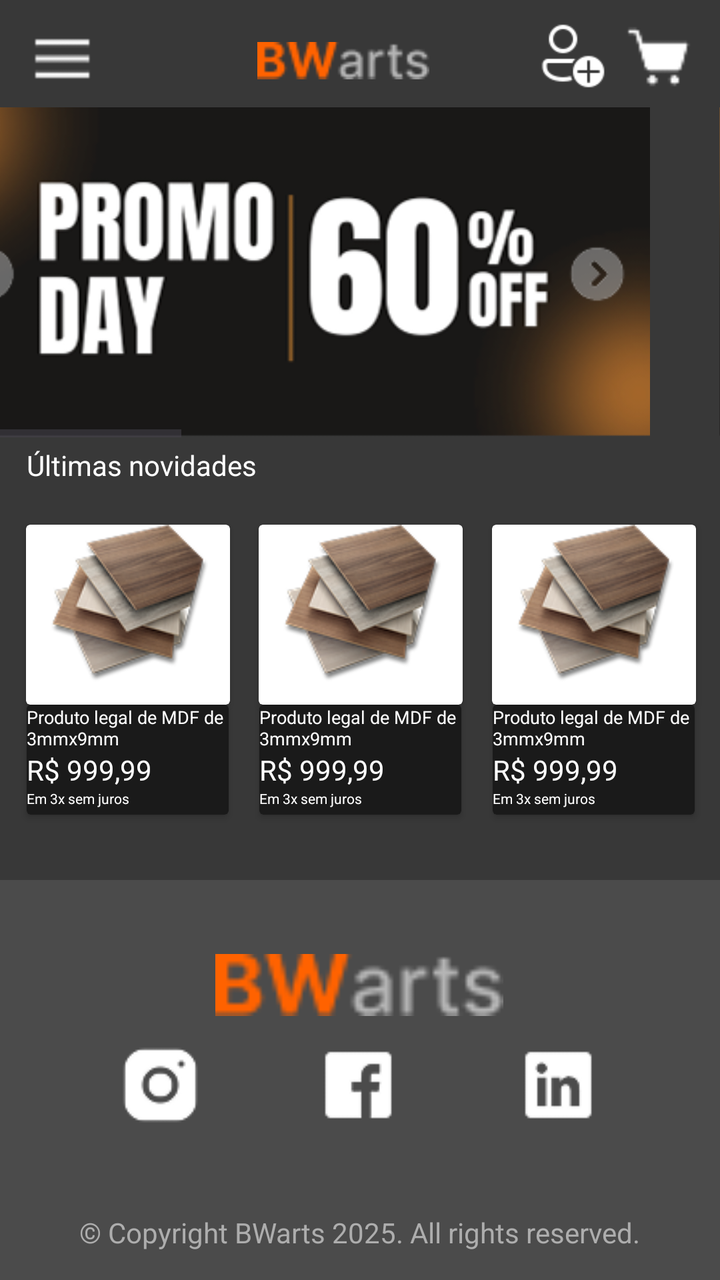
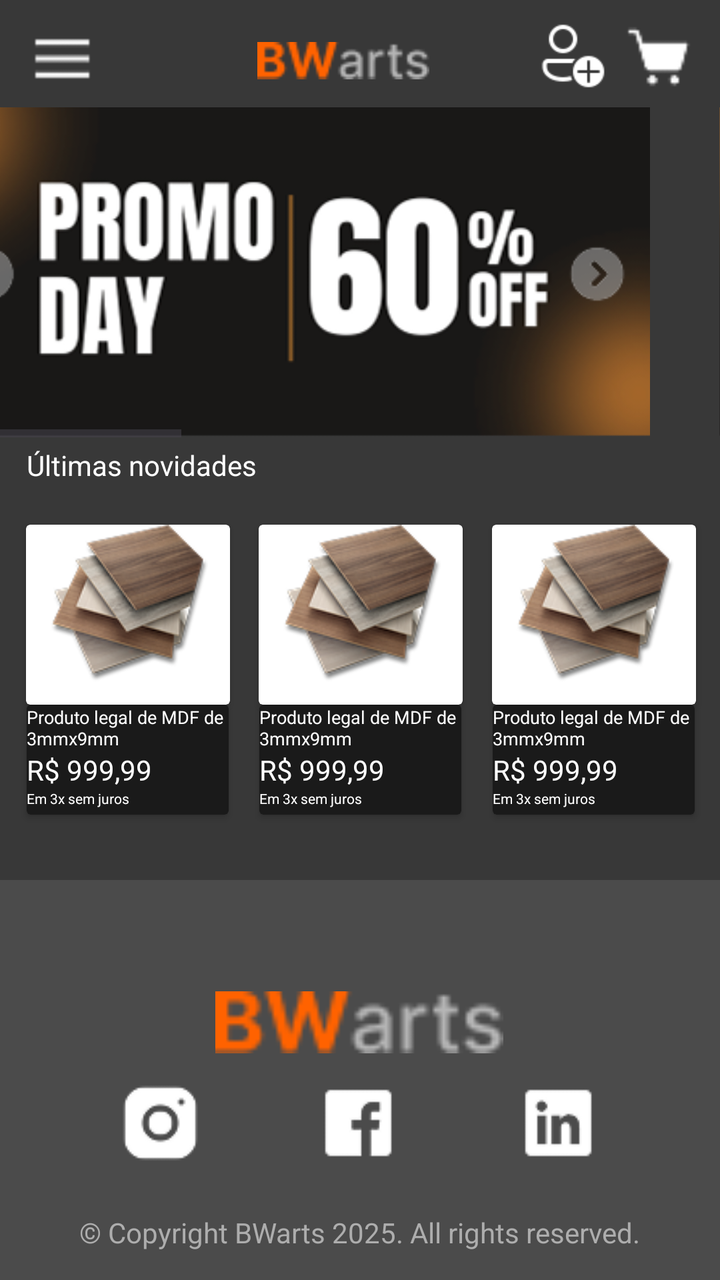

Two renders of the same Android screen: before a commit and after it. Below are the layout's source before the change and the commit's diff.
<!-- AndroidManifest.xml: application theme Theme.BWartsMaker -->
<!-- res/layout/activity_main.xml -->
<?xml version="1.0" encoding="utf-8"?>
<androidx.constraintlayout.widget.ConstraintLayout xmlns:android="http://schemas.android.com/apk/res/android"
    xmlns:app="http://schemas.android.com/apk/res-auto"
    xmlns:tools="http://schemas.android.com/tools"
    android:id="@+id/main"
    android:layout_width="match_parent"
    android:layout_height="match_parent"
    android:background="#FA353535">

    <androidx.cardview.widget.CardView
        android:id="@+id/cardView"
        android:layout_width="102dp"
        android:layout_height="90dp"
        app:cardCornerRadius="2dp"
        app:layout_constraintBottom_toBottomOf="parent"
        app:layout_constraintEnd_toEndOf="parent"
        app:layout_constraintHorizontal_bias="0.954"
        app:layout_constraintStart_toStartOf="parent"
        app:layout_constraintTop_toTopOf="parent"
        app:layout_constraintVertical_bias="0.477">

        <ImageView
            android:id="@+id/imageView6"
            android:layout_width="match_parent"
            android:layout_height="79dp"
            app:srcCompat="@drawable/produto" />
    </androidx.cardview.widget.CardView>

    <ImageView
        android:id="@+id/cadastroLogo"
        android:layout_width="45dp"
        android:layout_height="34dp"
        android:src="@drawable/cadastro"
        app:layout_constraintBottom_toBottomOf="parent"
        app:layout_constraintEnd_toEndOf="parent"
        app:layout_constraintHorizontal_bias="0.838"
        app:layout_constraintStart_toStartOf="parent"
        app:layout_constraintTop_toTopOf="parent"
        app:layout_constraintVertical_bias="0.018" />

    <ImageView
        android:id="@+id/imageView3"
        android:layout_width="86dp"
        android:layout_height="34dp"
        android:src="@drawable/logo"
        app:layout_constraintBottom_toBottomOf="parent"
        app:layout_constraintEnd_toEndOf="parent"
        app:layout_constraintHorizontal_bias="0.47"
        app:layout_constraintStart_toStartOf="parent"
        app:layout_constraintTop_toTopOf="parent"
        app:layout_constraintVertical_bias="0.022" />

    <ImageView
        android:id="@+id/imageView4"
        android:layout_width="33dp"
        android:layout_height="34dp"
        android:src="@drawable/carrinho"
        app:layout_constraintBottom_toBottomOf="parent"
        app:layout_constraintEnd_toEndOf="parent"
        app:layout_constraintHorizontal_bias="0.957"
        app:layout_constraintStart_toStartOf="parent"
        app:layout_constraintTop_toTopOf="parent"
        app:layout_constraintVertical_bias="0.02" />

    <ImageView
        android:id="@+id/imageView5"
        android:layout_width="35dp"
        android:layout_height="32dp"
        android:src="@drawable/menu"
        app:layout_constraintBottom_toBottomOf="parent"
        app:layout_constraintEnd_toEndOf="parent"
        app:layout_constraintHorizontal_bias="0.042"
        app:layout_constraintStart_toStartOf="parent"
        app:layout_constraintTop_toTopOf="parent"
        app:layout_constraintVertical_bias="0.022" />

    <HorizontalScrollView
        android:labelFor="@+id/banner"
        android:id="@+id/horizontalScrollView"
        android:layout_width="411dp"
        android:layout_height="165dp"
        app:layout_constraintBottom_toBottomOf="parent"
        app:layout_constraintEnd_toEndOf="parent"
        app:layout_constraintHorizontal_bias="1.0"
        app:layout_constraintStart_toStartOf="parent"
        app:layout_constraintTop_toTopOf="parent"
        app:layout_constraintVertical_bias="0.113">

        <LinearLayout
            android:layout_width="wrap_content"
            android:layout_height="match_parent"
            android:orientation="horizontal">

            <ImageView
                android:id="@+id/imageView10"
                android:layout_width="wrap_content"
                android:layout_height="wrap_content"
                android:src="@drawable/banner1"
                tools:layout_editor_absoluteX="40dp"
                tools:layout_editor_absoluteY="141dp" />

            <ImageView
                android:id="@+id/imageView13"
                android:layout_width="wrap_content"
                android:layout_height="wrap_content"
                android:src="@drawable/banner1" />

            <androidx.appcompat.widget.Toolbar
                android:id="@+id/toolbar2"
                android:layout_width="409dp"
                android:layout_height="wrap_content"
                android:background="#FA494949"
                android:minHeight="?attr/actionBarSize"
                android:theme="?attr/actionBarTheme" />

        </LinearLayout>


    </HorizontalScrollView>

    <TextView
        android:id="@+id/textView2"
        android:layout_width="wrap_content"
        android:layout_height="wrap_content"
        android:text="Últimas novidades"
        android:textColor="#FFFFFF"
        app:layout_constraintBottom_toBottomOf="parent"
        app:layout_constraintEnd_toEndOf="parent"
        app:layout_constraintHorizontal_bias="0.054"
        app:layout_constraintStart_toStartOf="parent"
        app:layout_constraintTop_toTopOf="parent"
        app:layout_constraintVertical_bias="0.359" />

    <androidx.cardview.widget.CardView
        android:id="@+id/cardView1"
        android:layout_width="102dp"
        android:layout_height="90dp"
        app:cardCornerRadius="2dp"
        app:layout_constraintBottom_toBottomOf="parent"
        app:layout_constraintEnd_toEndOf="parent"
        app:layout_constraintHorizontal_bias="0.051"
        app:layout_constraintStart_toStartOf="parent"
        app:layout_constraintTop_toTopOf="parent"
        app:layout_constraintVertical_bias="0.477">

        <ImageView
            android:id="@+id/imageView100"
            android:layout_width="match_parent"
            android:layout_height="79dp"
            app:srcCompat="@drawable/produto" />
    </androidx.cardview.widget.CardView>

    <androidx.cardview.widget.CardView
        android:layout_width="101dp"
        android:layout_height="55dp"
        app:cardBackgroundColor="#1A1A1A"
        app:cardCornerRadius="2dp"
        app:layout_constraintBottom_toBottomOf="parent"
        app:layout_constraintEnd_toEndOf="parent"
        app:layout_constraintHorizontal_bias="0.051"
        app:layout_constraintStart_toStartOf="parent"
        app:layout_constraintTop_toBottomOf="@+id/cardView"
        app:layout_constraintVertical_bias="0.0">

        <LinearLayout
            android:layout_width="match_parent"
            android:layout_height="match_parent"
            android:orientation="vertical">

            <TextView
                android:id="@+id/textView192"
                android:layout_width="match_parent"
                android:layout_height="wrap_content"
                android:text="Produto legal de MDF de 3mmx9mm"
                android:textColor="#FFFFFF"
                android:textColorLink="#F2F2F2"
                android:textSize="9dp" />

            <TextView
                android:id="@+id/textView6"
                android:layout_width="match_parent"
                android:layout_height="wrap_content"
                android:text="R$ 999,99"
                android:textColor="#FFFFFF" />

            <TextView
                android:id="@+id/textView7"
                android:layout_width="match_parent"
                android:layout_height="10dp"
                android:text="Em 3x sem juros"
                android:textColor="#FFFFFF"
                android:textSize="7dp" />

        </LinearLayout>


    </androidx.cardview.widget.CardView>

    <androidx.cardview.widget.CardView
        android:id="@+id/cardView3"
        android:layout_width="101dp"
        android:layout_height="55dp"
        app:cardBackgroundColor="#1A1A1A"
        app:cardCornerRadius="2dp"
        app:layout_constraintBottom_toBottomOf="parent"
        app:layout_constraintEnd_toEndOf="parent"
        app:layout_constraintHorizontal_bias="0.500"
        app:layout_constraintStart_toStartOf="parent"
        app:layout_constraintTop_toBottomOf="@+id/cardView"
        app:layout_constraintVertical_bias="0.0">

        <LinearLayout
            android:layout_width="match_parent"
            android:layout_height="match_parent"
            android:orientation="vertical">

            <TextView
                android:id="@+id/textView"
                android:layout_width="wrap_content"
                android:layout_height="wrap_content"
                android:text="Produto legal de MDF de 3mmx9mm"
                android:textColor="#FFFFFF"
                android:textColorLink="#F2F2F2"
                android:textSize="9dp" />

            <TextView
                android:id="@+id/textView3"
                android:layout_width="wrap_content"
                android:layout_height="wrap_content"
                android:text="R$ 999,99"
                android:textColor="#FFFFFF" />

            <TextView
                android:id="@+id/textView1200"
                android:layout_width="match_parent"
                android:layout_height="10dp"
                android:text="Em 3x sem juros"
                android:textColor="#FFFFFF"
                android:textSize="7dp" />

        </LinearLayout>
    </androidx.cardview.widget.CardView>

    <androidx.cardview.widget.CardView
        android:layout_width="101dp"
        android:layout_height="55dp"
        app:cardBackgroundColor="#1A1A1A"
        app:cardCornerRadius="2dp"
        app:layout_constraintBottom_toBottomOf="parent"
        app:layout_constraintEnd_toEndOf="parent"
        app:layout_constraintHorizontal_bias="0.951"
        app:layout_constraintStart_toStartOf="parent"
        app:layout_constraintTop_toBottomOf="@+id/cardView"
        app:layout_constraintVertical_bias="0.0">

        <LinearLayout
            android:layout_width="match_parent"
            android:layout_height="match_parent"
            android:orientation="vertical">

            <TextView
                android:id="@+id/textView1"
                android:layout_width="wrap_content"
                android:layout_height="wrap_content"
                android:text="Produto legal de MDF de 3mmx9mm"
                android:textColor="#FFFFFF"
                android:textColorLink="#F2F2F2"
                android:textSize="9dp" />

            <TextView
                android:id="@+id/textView5"
                android:layout_width="wrap_content"
                android:layout_height="wrap_content"
                android:text="R$ 999,99"
                android:textColor="#FFFFFF" />

            <TextView
                android:id="@+id/textView4"
                android:layout_width="match_parent"
                android:layout_height="10dp"
                android:text="Em 3x sem juros"
                android:textColor="#FFFFFF"
                android:textSize="7dp" />

        </LinearLayout>

    </androidx.cardview.widget.CardView>

    <androidx.cardview.widget.CardView
        android:id="@+id/cardView2"
        android:layout_width="102dp"
        android:layout_height="90dp"
        app:cardCornerRadius="2dp"
        app:layout_constraintBottom_toBottomOf="parent"
        app:layout_constraintEnd_toEndOf="parent"
        app:layout_constraintHorizontal_bias="0.501"
        app:layout_constraintStart_toStartOf="parent"
        app:layout_constraintTop_toTopOf="parent"
        app:layout_constraintVertical_bias="0.477">

        <ImageView
            android:id="@+id/imageView1000"
            android:layout_width="match_parent"
            android:layout_height="79dp"
            app:srcCompat="@drawable/produto" />
    </androidx.cardview.widget.CardView>

    <com.google.android.material.bottomappbar.BottomAppBar
        android:id="@+id/bottomAppBar"
        android:layout_width="409dp"
        android:layout_height="200dp"
        android:layout_gravity="bottom"
        app:backgroundTint="#4B4B4B"
        app:layout_constraintBottom_toBottomOf="parent"
        app:layout_constraintEnd_toEndOf="parent"
        app:layout_constraintHorizontal_bias="0.0"
        app:layout_constraintStart_toStartOf="parent"
        app:layout_constraintTop_toTopOf="parent"
        app:layout_constraintVertical_bias="1.0"
        tools:ignore="BottomAppBar" />

    <TextView
        android:id="@+id/direitosCadastro3"
        android:layout_width="wrap_content"
        android:layout_height="wrap_content"
        android:text="@string/copyright"
        android:textColor="#ADADAD"
        app:layout_constraintBottom_toBottomOf="parent"
        app:layout_constraintEnd_toEndOf="parent"
        app:layout_constraintHorizontal_bias="0.496"
        app:layout_constraintStart_toStartOf="parent"
        app:layout_constraintTop_toTopOf="parent"
        app:layout_constraintVertical_bias="0.977" />

    <ImageView
        android:id="@+id/imageView7"
        android:layout_width="144dp"
        android:layout_height="69dp"
        app:layout_constraintBottom_toBottomOf="parent"
        app:layout_constraintEnd_toEndOf="parent"
        app:layout_constraintHorizontal_bias="0.498"
        app:layout_constraintStart_toStartOf="parent"
        app:layout_constraintTop_toTopOf="parent"
        app:layout_constraintVertical_bias="0.802"
        app:srcCompat="@drawable/logo" />

    <ImageView
        android:id="@+id/imageView8"
        android:layout_width="wrap_content"
        android:layout_height="wrap_content"
        app:layout_constraintBottom_toBottomOf="@+id/bottomAppBar"
        app:layout_constraintEnd_toEndOf="parent"
        app:layout_constraintHorizontal_bias="0.497"
        app:layout_constraintStart_toStartOf="parent"
        app:layout_constraintTop_toTopOf="parent"
        app:layout_constraintVertical_bias="0.874"
        app:srcCompat="@drawable/redes" />



</androidx.constraintlayout.widget.ConstraintLayout>
<!-- resources referenced by this layout -->
<resources>
  <!-- drawable banner1: png bitmap (drawable, 30983 bytes) -->
  <!-- drawable cadastro: png bitmap (drawable, 857 bytes) -->
  <!-- drawable carrinho: png bitmap (drawable, 656 bytes) -->
  <!-- drawable logo: png bitmap (drawable, 1322 bytes) -->
  <!-- drawable menu: png bitmap (drawable, 344 bytes) -->
  <!-- drawable produto: png bitmap (drawable, 16415 bytes) -->
  <!-- drawable redes: png bitmap (drawable, 3219 bytes) -->
  <string name="copyright">© Copyright BWarts 2025. All rights reserved.</string>
  <style name="Theme.BWartsMaker" parent="Base.Theme.BWartsMaker" />
  <style name="Base.Theme.BWartsMaker" parent="Theme.Material3.DayNight.NoActionBar">
          
          
      </style>
</resources>

<!-- the commit's change to res/layout/activity_main.xml (unified diff, before → after) -->
@@ -341,7 +341,7 @@
         app:layout_constraintHorizontal_bias="0.498"
         app:layout_constraintStart_toStartOf="parent"
         app:layout_constraintTop_toTopOf="parent"
-        app:layout_constraintVertical_bias="0.802"
+        app:layout_constraintVertical_bias="0.835"
         app:srcCompat="@drawable/logo" />
 
     <ImageView
@@ -353,9 +353,8 @@
         app:layout_constraintHorizontal_bias="0.497"
         app:layout_constraintStart_toStartOf="parent"
         app:layout_constraintTop_toTopOf="parent"
-        app:layout_constraintVertical_bias="0.874"
+        app:layout_constraintVertical_bias="0.906"
         app:srcCompat="@drawable/redes" />
 
 
-
 </androidx.constraintlayout.widget.ConstraintLayout>
